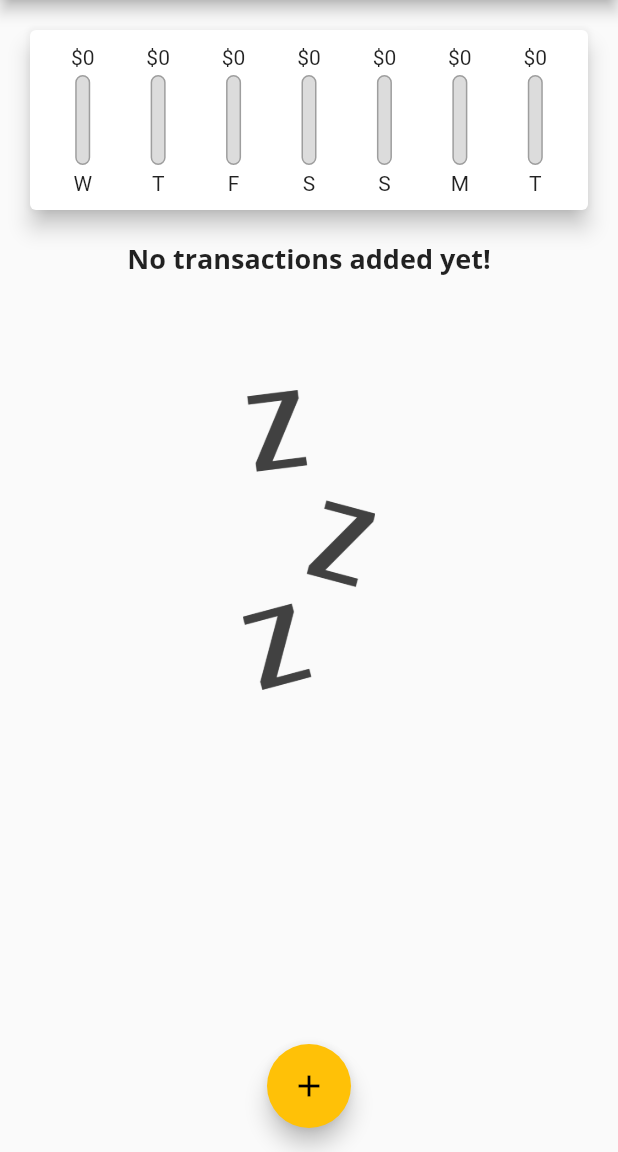
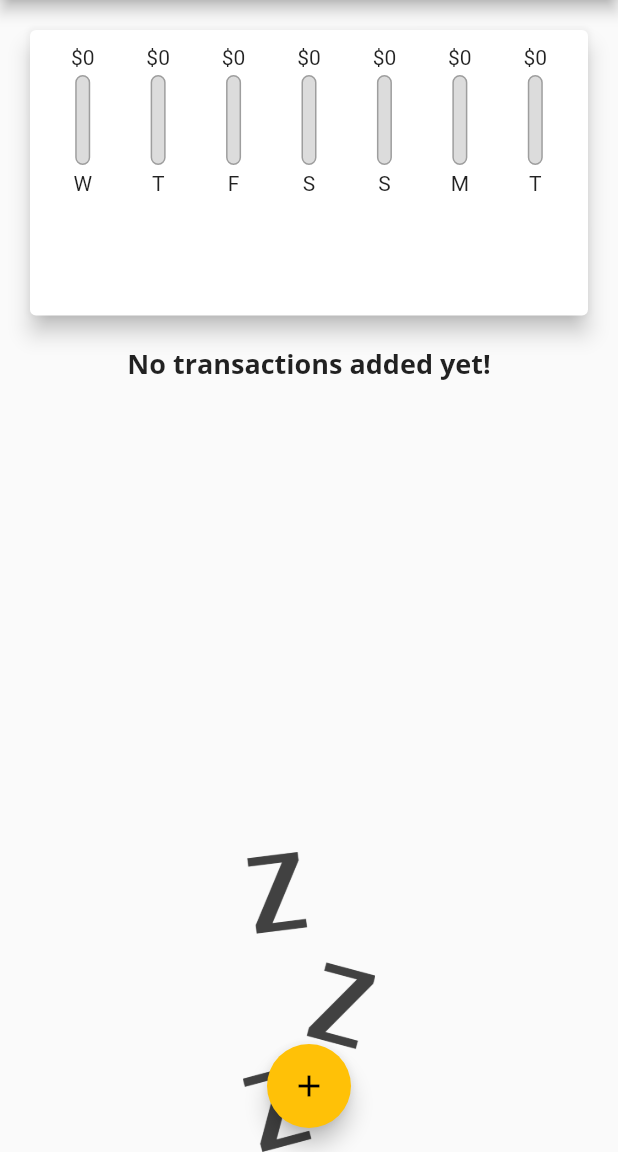
Before and after one commit to leosuncin/flutter_expense_app, a Flutter app: the screen it shows after launch, on a phone screen of 412 x 824 dp, the part 84-1236 px from its top. Run offline on Flutter 3.47's test engine with Material 2 defaults, Android fonts, the phone set to English and light mode, and no system bars.

Commit message:
Calculating sizes dynamically

```diff
--- a/lib/main.dart
+++ b/lib/main.dart
@@ -81,8 +81,7 @@ class _MyHomePageState extends State<MyHomePage> {
 
   @override
   Widget build(BuildContext context) {
-    return Scaffold(
-      appBar: AppBar(
+    final appBar = AppBar(
       title: Text('Personal expenses'),
       actions: <Widget>[
         IconButton(
@@ -90,13 +89,25 @@ class _MyHomePageState extends State<MyHomePage> {
           onPressed: () => _showAddTransaction(context),
         ),
       ],
-      ),
+    );
+    final height = (MediaQuery.of(context).size.height -
+        appBar.preferredSize.height -
+        MediaQuery.of(context).padding.top);
+
+    return Scaffold(
+      appBar: appBar,
       body: SingleChildScrollView(
         child: Column(
           crossAxisAlignment: CrossAxisAlignment.stretch,
           children: <Widget>[
-            Chart(_recentTransactions),
-            TransactionList(_userTransactions, _deleteTransaction),
+            Container(
+              height: height * 0.3,
+              child: Chart(_recentTransactions),
+            ),
+            Container(
+              height: height * 0.7,
+              child: TransactionList(_userTransactions, _deleteTransaction),
+            ),
           ],
         ),
       ),
--- a/lib/widgets/transaction_list.dart
+++ b/lib/widgets/transaction_list.dart
@@ -11,9 +11,7 @@ class TransactionList extends StatelessWidget {
 
   @override
   Widget build(BuildContext context) {
-    return Container(
-      height: 300,
-      child: _transactions.isEmpty
+    return _transactions.isEmpty
         ? Column(
             children: <Widget>[
               Text(
@@ -67,7 +65,6 @@ class TransactionList extends StatelessWidget {
               );
             },
             itemCount: _transactions.length,
-            ),
           );
   }
 }
```
Lines whose indentation alone changed are shown as unchanged.
